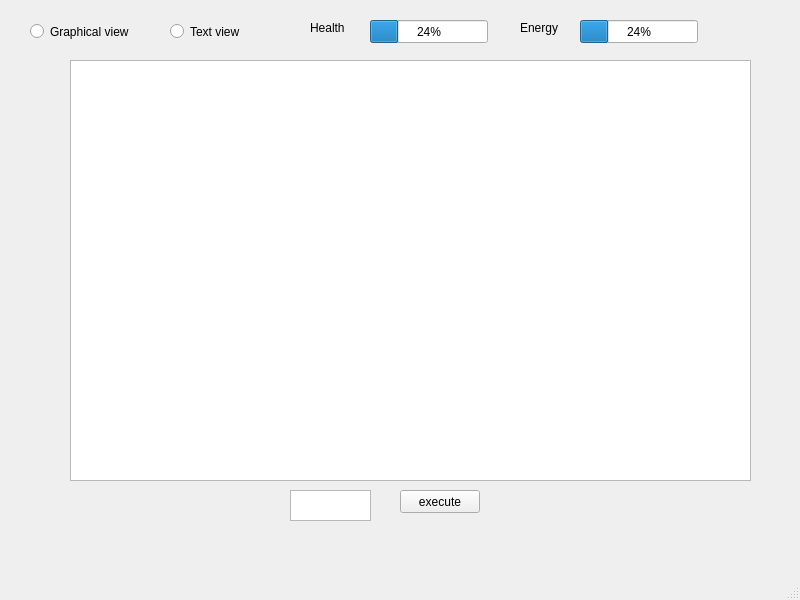
Before: the Qt Designer form mainwindow.ui in CemalYet/PathPlanner, drawn with Qt 5.
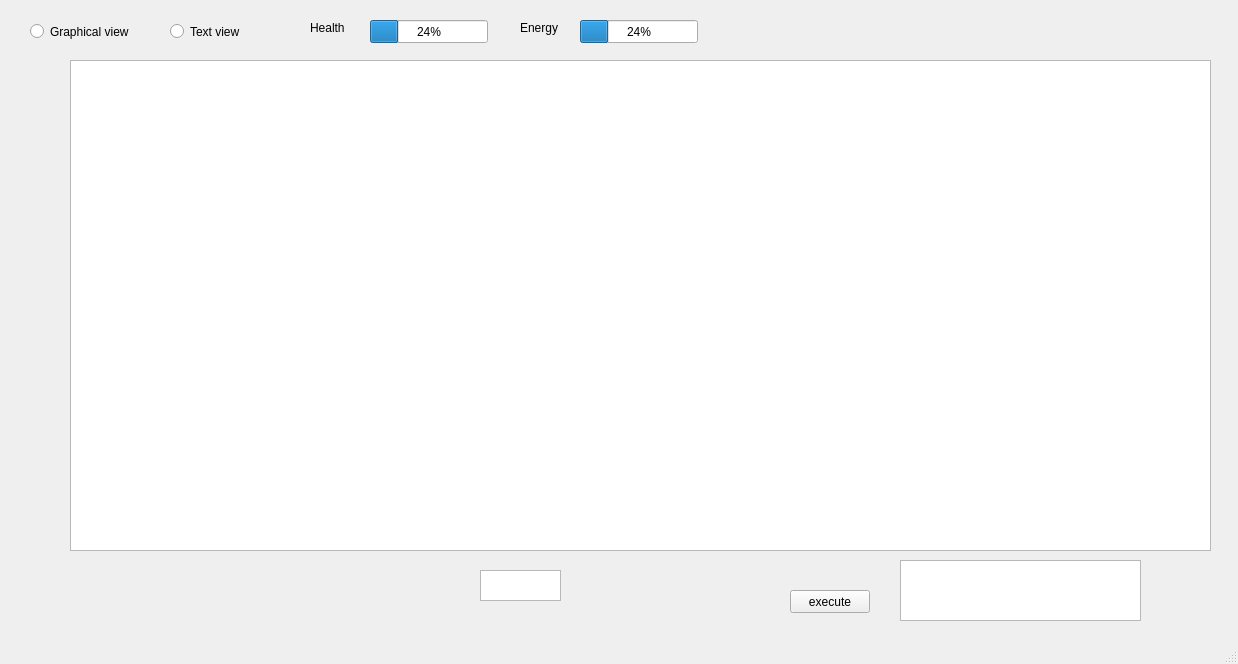
After: the same form once the commit is applied.

Patch:
```diff
--- a/mainwindow.ui
+++ b/mainwindow.ui
@@ -6,8 +6,8 @@
    <rect>
     <x>0</x>
     <y>0</y>
-    <width>800</width>
-    <height>600</height>
+    <width>1238</width>
+    <height>664</height>
    </rect>
   </property>
   <property name="windowTitle">
@@ -19,8 +19,8 @@
      <rect>
       <x>70</x>
       <y>60</y>
-      <width>681</width>
-      <height>421</height>
+      <width>1141</width>
+      <height>491</height>
      </rect>
     </property>
    </widget>
@@ -79,8 +79,8 @@
    <widget class="QTextEdit" name="userInput">
     <property name="geometry">
      <rect>
-      <x>290</x>
-      <y>490</y>
+      <x>480</x>
+      <y>570</y>
       <width>81</width>
       <height>31</height>
      </rect>
@@ -96,8 +96,8 @@
    <widget class="QPushButton" name="executeButton">
     <property name="geometry">
      <rect>
-      <x>400</x>
-      <y>490</y>
+      <x>790</x>
+      <y>590</y>
       <width>80</width>
       <height>23</height>
      </rect>
@@ -132,6 +132,16 @@
      <string>Text view</string>
     </property>
    </widget>
+   <widget class="QPlainTextEdit" name="helpResponse">
+    <property name="geometry">
+     <rect>
+      <x>900</x>
+      <y>560</y>
+      <width>241</width>
+      <height>61</height>
+     </rect>
+    </property>
+   </widget>
   </widget>
   <widget class="QMenuBar" name="menubar">
    <property name="geometry">
```
Left out of the diff: 2 changed lines with no effect on the pictures.
